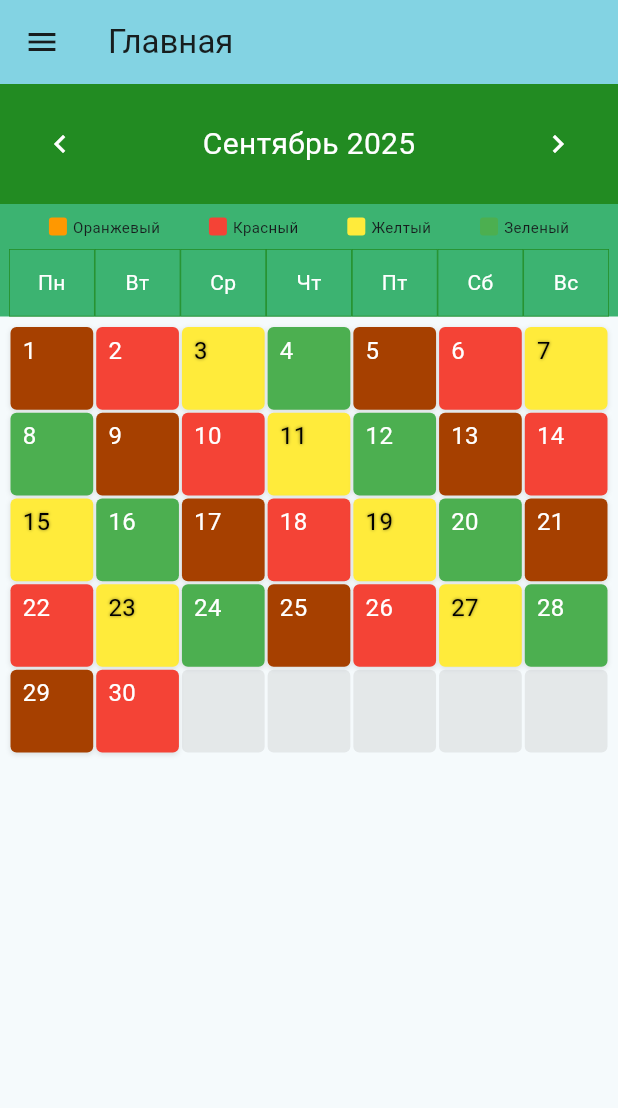
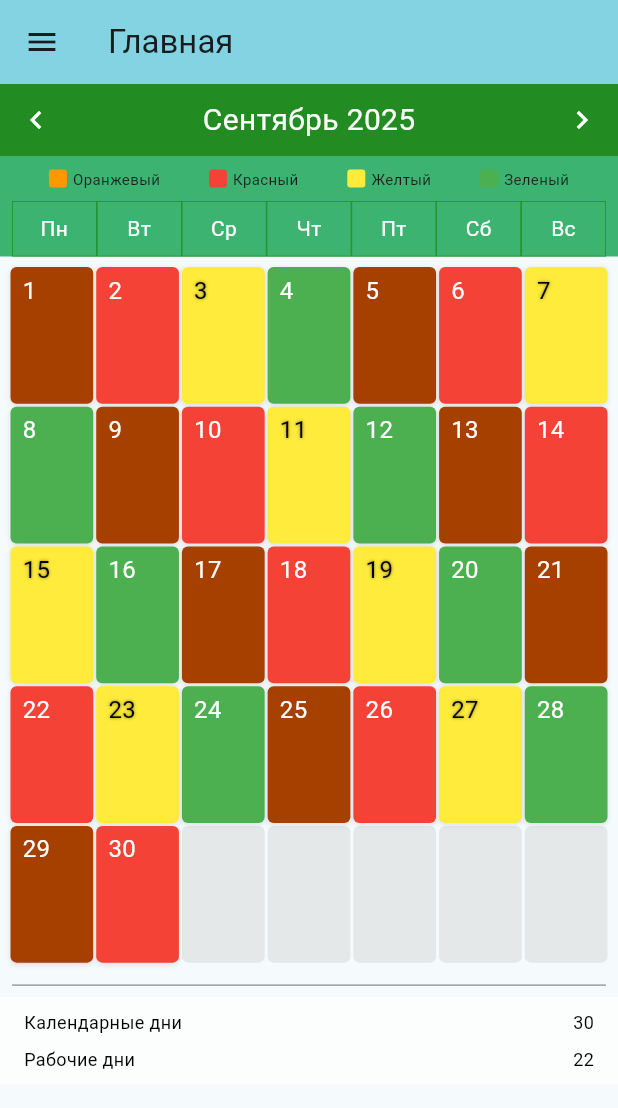
Before and after one commit to yzhjdjq/ScheduleWorkShifts, a Flutter app: the screen it shows after launch, after a tap on the "chevron left" icon, on a phone screen of 412 x 824 dp. Shown: the top 1108 px of the screen. Run offline on Flutter 3.47's test engine with Material 3 defaults, Android fonts, the phone set to English and light mode, and no system bars.

Commit message:
Add schedule shifts statistics
Disable page switching by horizontal scrolling

```diff
--- a/lib/pages/home_page.dart
+++ b/lib/pages/home_page.dart
@@ -13,25 +13,24 @@ class _HomePageState extends State<HomePage> {
   late int _firstWeekday;
 
   // Цвета для календаря
-  // final Color _seaGreen = const Color(0xFF2E8B57);
   final Color _seaGreenLight = const Color(0xFF3CB371);
   final Color _seaGreenDark = const Color(0xFF228B22);
   final Color _textColor = Colors.white;
 
   // Цветовая палитра для периодической расцветки (цикл 4 дня)
   final List<Color> _periodicColors = [
-    Color(0xFFA64000),      // День 1: Оранжевый
-    Colors.red,         // День 2: Красный
-    Colors.yellow,      // День 3: Желтый
-    Colors.green,       // День 4: Зеленый
+    const Color(0xFFA64000), // День 1: Оранжевый
+    Colors.red, // День 2: Красный
+    Colors.yellow, // День 3: Желтый
+    Colors.green, // День 4: Зеленый
   ];
 
   // Темные версии цветов для выделения текущего дня
   final List<Color> _periodicColorsDark = [
-    Colors.orange.shade700,     // Темно-оранжевый
-    Colors.red.shade700,        // Темно-красный
-    Colors.yellow.shade700,     // Темно-желтый
-    Colors.green.shade700,      // Темно-зеленый
+    Colors.orange.shade700, // Темно-оранжевый
+    Colors.red.shade700, // Темно-красный
+    Colors.yellow.shade700, // Темно-желтый
+    Colors.green.shade700, // Темно-зеленый
   ];
 
   @override
@@ -53,7 +52,16 @@ class _HomePageState extends State<HomePage> {
         children: [
           _buildCalendarHeader(context),
           _buildWeekDaysHeader(),
-          Expanded(child: _buildCalendarGrid()),
+          // Ограничиваем высоту календаря и даем возможность уменьшаться
+          Flexible(
+            flex: 3, // 3 части из 4 для календаря
+            child: _buildCalendarGrid(),
+          ),
+          const Divider(color: Colors.grey, indent: 8, endIndent: 8),
+          Flexible(
+            flex: 1, // 1 часть из 4 для статистики
+            child: _buildScheduleShiftsStatistics(),
+          ),
         ],
       ),
     );
@@ -63,7 +71,7 @@ class _HomePageState extends State<HomePage> {
     return Column(
       children: [
         Container(
-          padding: const EdgeInsets.all(16),
+          padding: const EdgeInsets.all(0),
           color: _seaGreenDark,
           child: Row(
             mainAxisAlignment: MainAxisAlignment.spaceBetween,
@@ -72,12 +80,15 @@ class _HomePageState extends State<HomePage> {
                 icon: Icon(Icons.chevron_left, color: _textColor),
                 onPressed: _previousMonth,
               ),
-              Text(
+              GestureDetector(
+                onTap: _nowMonth,
+                child: Text(
                   _getMonthYearText(),
                   style: TextStyle(
                     color: _textColor,
                     fontSize: 20,
                     fontWeight: FontWeight.normal,
+                  ),
                 ),
               ),
               IconButton(
@@ -133,11 +144,11 @@ class _HomePageState extends State<HomePage> {
 
     return Container(
       color: _seaGreenLight,
-      padding: const EdgeInsets.symmetric(horizontal: 6),
+      padding: const EdgeInsets.symmetric(horizontal: 8),
       child: Row(
         children: weekDays.map((day) => Expanded(
           child: Container(
-            padding: const EdgeInsets.symmetric(vertical: 12),
+            padding: const EdgeInsets.symmetric(vertical: 8),
             decoration: BoxDecoration(
               border: Border.all(color: _seaGreenDark, width: 0.5),
             ),
@@ -157,27 +168,79 @@ class _HomePageState extends State<HomePage> {
   }
 
   Widget _buildCalendarGrid() {
-    final int totalCells = 35;
-    final List<Widget> cells = [];
+    return LayoutBuilder(
+      builder: (context, constraints) {
+        // Вычисляем максимальную доступную высоту для календаря
+        final maxHeight = constraints.maxHeight;
 
-    for (int i = 1; i < _firstWeekday; i++) {
-      cells.add(_buildEmptyCell());
+        return Container(
+          padding: const EdgeInsets.all(6),
+          child: Column(
+            children: [
+              for (int row = 0; row < 5; row++)
+                Expanded(
+                  child: Row(
+                    children: [for (int col = 0; col < 7; col++)
+                      Expanded(child: _buildCalendarCell(row, col))],
+                  ),
+                ),
+            ],
+          ),
+        );
+      },
+    );
   }
 
-    for (int day = 1; day <= _daysInMonth; day++) {
-      cells.add(_buildDayCell(day));
+  Widget _buildCalendarCell(int row, int col) {
+    final cellIndex = row * 7 + col;
+    final totalCells = 35;
+
+    // Проверяем, является ли ячейка пустой или содержит день
+    if (cellIndex < _firstWeekday - 1 || cellIndex >= _firstWeekday - 1 + _daysInMonth) {
+      return _buildEmptyCell();
     }
 
-    final int remainingCells = totalCells - cells.length;
-    for (int i = 0; i < remainingCells; i++) {
-      cells.add(_buildEmptyCell());
+    final day = cellIndex - _firstWeekday + 2;
+    return _buildDayCell(day);
   }
 
-    return GridView.count(
-      crossAxisCount: 7,
-      childAspectRatio: 1.0,
-      padding: const EdgeInsets.all(6),
-      children: cells,
+  Widget _buildScheduleShiftsStatistics() {
+    return SingleChildScrollView(
+      child: Container(
+        color: Colors.white70,
+        padding: const EdgeInsets.symmetric(horizontal: 16, vertical: 8),
+        child: Column(
+          mainAxisAlignment: MainAxisAlignment.center,
+          children: [
+            Row(
+              mainAxisAlignment: MainAxisAlignment.spaceBetween,
+              children: [
+                const Text(
+                  "Календарные дни",
+                  textAlign: TextAlign.left,
+                  style: TextStyle(color: Colors.black, fontWeight: FontWeight.normal, fontSize: 12),
+                ),
+                Text(
+                  _daysInMonth.toString(),
+                  textAlign: TextAlign.right,
+                  style: const TextStyle(color: Colors.black, fontWeight: FontWeight.normal, fontSize: 12),
+                ),
+              ],
+            ),
+            const Divider(height: 8, color: Colors.transparent),
+            Row(
+              mainAxisAlignment: MainAxisAlignment.spaceBetween,
+              children: [
+                const Text("Рабочие дни", style: TextStyle(color: Colors.black, fontSize: 12)),
+                Text(
+                  (_daysInMonth - 8).toString(), // Пример вычисления
+                  style: const TextStyle(color: Colors.black, fontSize: 12),
+                ),
+              ],
+            ),
+          ],
+        ),
+      ),
     );
   }
 
@@ -220,14 +283,14 @@ class _HomePageState extends State<HomePage> {
       child: Stack(
         children: [
           Positioned(
-            top: 4,
-            left: 8,
+            top: isToday ? 1 : 4,
+            left: isToday ? 5 : 8,
             child: Text(
               day.toString(),
               style: TextStyle(
                 color: _getTextColorForBackground(dayColor), // Автоподбор цвета текста
                 fontWeight: isToday ? FontWeight.bold : FontWeight.normal,
-                fontSize: isToday ? 18 : 16,
+                fontSize: _calculateFontSize(context),
                 shadows: [
                   if (_needsTextShadow(dayColor))
                     Shadow(
@@ -244,6 +307,22 @@ class _HomePageState extends State<HomePage> {
     );
   }
 
+  // Адаптивный расчет размера шрифта
+  double _calculateFontSize(BuildContext context) {
+    final mediaQuery = MediaQuery.of(context);
+    final screenHeight = mediaQuery.size.height;
+
+    if (screenHeight < 400) {
+      return 10.0;
+    } else if (screenHeight < 600) {
+      return 12.0;
+    } else if (screenHeight < 800) {
+      return 14.0;
+    } else {
+      return 16.0;
+    }
+  }
+
   // Получение цвета для дня по циклу 4 дня
   Color _getDayColor(int day) {
     final int colorIndex = (day - 1) % _periodicColors.length;
@@ -258,9 +337,7 @@ class _HomePageState extends State<HomePage> {
 
   // Получение цвета текста в зависимости от фона
   Color _getTextColorForBackground(Color backgroundColor) {
-    // Вычисляем яркость цвета
     final double luminance = backgroundColor.computeLuminance();
-    // Если цвет светлый - используем черный текст, если темный - белый
     return luminance > 0.5 ? Colors.black : Colors.white;
   }
 
@@ -309,6 +386,12 @@ class _HomePageState extends State<HomePage> {
       _calculateCalendarData();
     });
   }
+  void _nowMonth() {
+    setState(() {
+      _currentDate = DateTime.now();
+      _calculateCalendarData();
+    });
+  }
 
   void _nextMonth() {
     setState(() {
--- a/lib/pages/main_navigator_page.dart
+++ b/lib/pages/main_navigator_page.dart
@@ -39,6 +39,7 @@ class _MainNavigatorPageState extends State<MainNavigatorPage> {
             _currentIndex = index;
           });
         },
+        physics: const NeverScrollableScrollPhysics(),
         children: _pages,
       ),
       // bottomNavigationBar: BottomNavigationBar(
```
Lines whose indentation alone changed are shown as unchanged.
